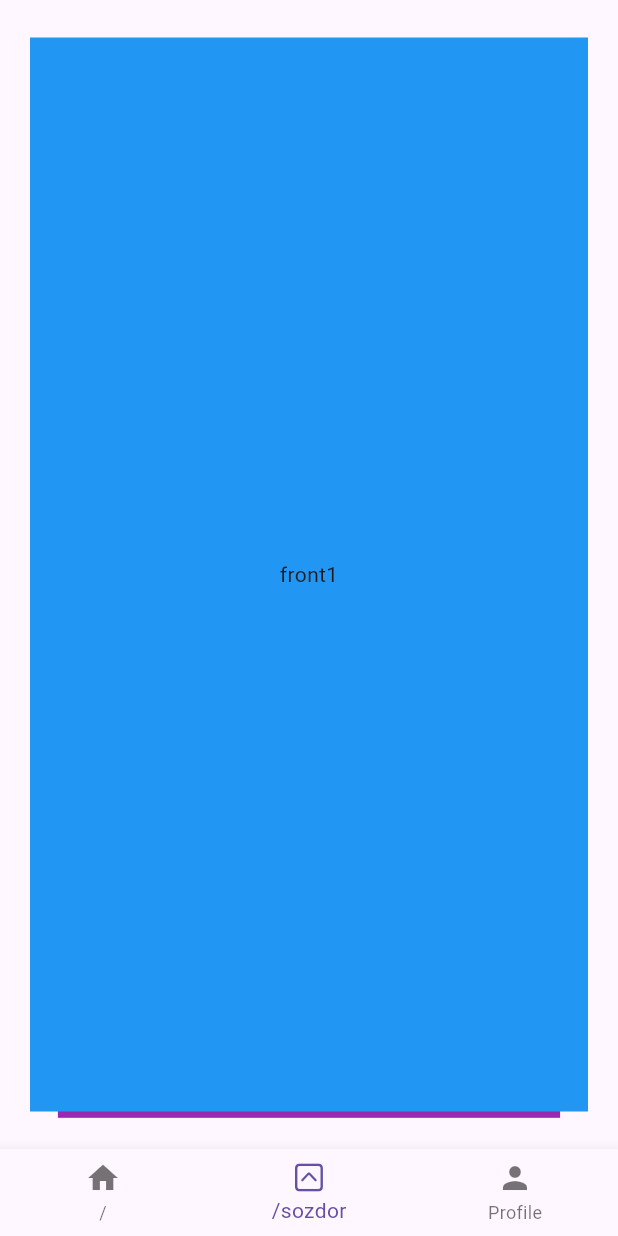
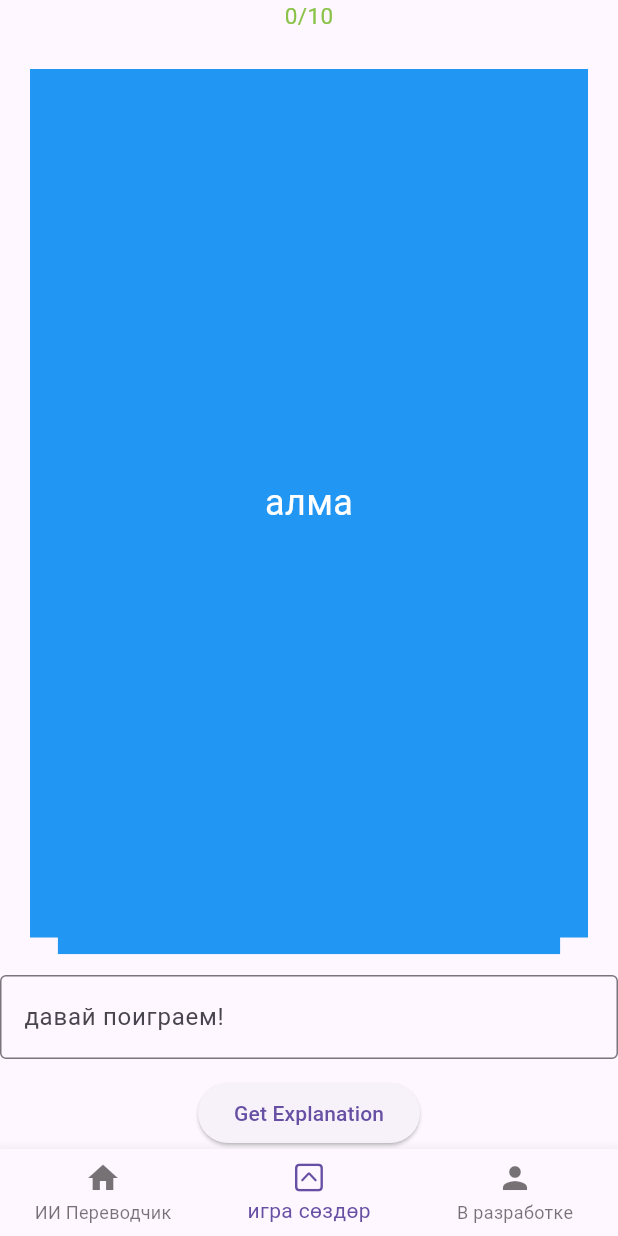
Before and after one commit to Kriptos23/kyrgyz_dictionary, a Flutter app: the DailyWords screen opened by its route, on a phone screen of 412 x 824 dp. Run offline on Flutter 3.47's test engine with Material 3 defaults, Android fonts, the phone set to English and light mode, and no system bars; drawn by our look-alikes of flip_card, flutter_card_swiper.

Commit message:
now the color of the word card changes if you got the translation right, also fixed right answers counter on the top of the screen of игра создор screen <3

```diff
--- /dev/null
+++ b/lib/Screens/daily_words.dart
@@ -0,0 +1,130 @@
+import 'package:flip_card/flip_card.dart';
+import 'package:flutter/material.dart';
+import 'package:flutter_card_swiper/flutter_card_swiper.dart';
+import 'package:flutter/cupertino.dart';
+import '../botttom_nav_bar.dart';
+import 'package:kyrgyz_dictionary/list_of_words.dart';
+import 'package:kyrgyz_dictionary/flip_cards.dart';
+
+class DailyWords extends StatefulWidget {
+  const DailyWords({super.key});
+
+  @override
+  State<DailyWords> createState() => _DailyWordsState();
+}
+
+class _DailyWordsState extends State<DailyWords> {
+  BottomNavBar bottomNavBarWidget = BottomNavBar(1);
+
+  final CardSwiperController controller = CardSwiperController();
+
+  final TextEditingController _textController = TextEditingController();
+
+  int cardIndex = 0;
+
+  int rightAnswersCounter = 0;
+  bool isNewCard = true;
+
+
+
+  bool _onSwipe(int index){
+    // final flipC = cards[index];
+    // if(flipC.isItFront == false){
+    //   return true;
+    // }
+    // else{
+    //   return false;
+    // }
+    return false;
+  }
+
+
+  @override
+  Widget build(BuildContext context) {
+    return SafeArea(
+      child: Scaffold(
+        bottomNavigationBar: bottomNavBarWidget.buildBottomNavBar(context, setState),
+        body: Column(
+          children: [
+            Text('$rightAnswersCounter/10', style: TextStyle(color: Colors.lightGreen, fontSize: 15),),
+            Flexible(
+              child: CardSwiper(
+                isDisabled: _onSwipe(0),
+                cardsCount: easyWords.length,
+                cardBuilder: (context, index, percentThresholdX, percentThresholdY) => buildFlipCards()[index],
+                onSwipe: (previousIndex, currentIndex, direction) {
+                  cardIndex = currentIndex!;
+                  isNewCard = true;
+                  return true; // 👈 must return true to allow the swipe
+                },
+              ),
+            ),
+            TextField(
+              controller: _textController,
+              decoration: InputDecoration(
+                labelText: "давай поиграем!",
+                border: OutlineInputBorder(),
+              ),
+            ),
+            SizedBox(height: 12),
+            ElevatedButton(
+              onPressed: () {
+                if(_textController.text.trim() == easyWords[cardIndex].rusTrans){
+                  // buildFlipCards()[0].toggleCard();
+                  showDialog(
+                    context: context,
+                    builder: (BuildContext context) {
+                      return AlertDialog(
+                        title: const Text("Азамат!", style: TextStyle(color: Colors.lightGreen),),
+                        content: const Text("You are right!"),
+                        actions: [
+                          TextButton(
+                            onPressed: () {
+                              Navigator.of(context).pop(); // closes the popup
+                              setState((){
+                                // if(isNewCard == true && rightAnswersCounter<10){
+                                //   rightAnswersCounter++;
+                                // }
+                                if(!easyWords[cardIndex].isCorrectlyAnswered){
+                                  easyWords[cardIndex].isCorrectlyAnswered = true;
+                                  rightAnswersCounter++;
+                                  easyWords[cardIndex].changeColorIfRight = Colors.lightGreen;
+                                }
+                              });
+                              isNewCard = false;
+                            },
+                            child: const Text("Close"),
+                          ),
+                        ],
+                      );
+                    },
+                  );
+                }
+                else{
+                  showDialog(
+                    context: context,
+                    builder: (BuildContext context) {
+                      return AlertDialog(
+                        title: const Text("Жок ай", style: TextStyle(color: Colors.red)),
+                        content: const Text("Try again!"),
+                        actions: [
+                          TextButton(
+                            onPressed: () {
+                              Navigator.of(context).pop(); // closes the popup
+                            },
+                            child: const Text("Close"),
+                          ),
+                        ],
+                      );
+                    },
+                  );
+                }
+              },
+              child: Text("Get Explanation"),
+            ),
+          ],
+        ),
+      ),
+    );
+  }
+}
--- a/lib/sozduk_screen.dart
+++ b/lib/Screens/sozduk_screen.dart
@@ -1,7 +1,7 @@
 import 'package:flutter/material.dart';
-import 'api_service.dart';
+import '../api_service.dart';
 import 'package:flutter/cupertino.dart';
-import 'botttom_nav_bar.dart';
+import '../botttom_nav_bar.dart';
 
 class SozdukScreen extends StatefulWidget {
   const SozdukScreen({super.key});
--- /dev/null
+++ b/lib/Screens/words_class.dart
@@ -0,0 +1,15 @@
+import 'package:flutter/material.dart';
+
+class Words{
+  String? word;
+  String? rusTrans;
+  String? img;
+  bool isCorrectlyAnswered;
+  Color changeColorIfRight;
+
+
+  Words({required this.word, required this.rusTrans, required this.img, this.isCorrectlyAnswered=false, this.changeColorIfRight
+  = Colors.blue});
+
+
+}
--- a/lib/botttom_nav_bar.dart
+++ b/lib/botttom_nav_bar.dart
@@ -21,9 +21,9 @@ class BottomNavBar{
       currentIndex: _currentIndex,
       onTap:(index) => _onTabTapped(index, context, updater),
       items: const [
-        BottomNavigationBarItem(icon: Icon(Icons.home), label: "/"),
-        BottomNavigationBarItem(icon: Icon(CupertinoIcons.chevron_up_square), label: "/sozdor"),
-        BottomNavigationBarItem(icon: Icon(Icons.person), label: "Profile"),
+        BottomNavigationBarItem(icon: Icon(Icons.home), label: "ИИ Переводчик"),
+        BottomNavigationBarItem(icon: Icon(CupertinoIcons.chevron_up_square), label: "игра сөздөр"),
+        BottomNavigationBarItem(icon: Icon(Icons.person), label: "В разработке"),
       ],);
   }
 }
--- a/lib/daily_words.dart
+++ /dev/null
@@ -1,106 +0,0 @@
-import 'package:flip_card/flip_card.dart';
-import 'package:flutter/material.dart';
-import 'package:flutter_card_swiper/flutter_card_swiper.dart';
-import 'package:flutter/cupertino.dart';
-import 'botttom_nav_bar.dart';
-
-class DailyWords extends StatefulWidget {
-  const DailyWords({super.key});
-
-  @override
-  State<DailyWords> createState() => _DailyWordsState();
-}
-
-class _DailyWordsState extends State<DailyWords> {
-  BottomNavBar bottomNavBarWidget = BottomNavBar(1);
-
-  final CardSwiperController controller = CardSwiperController();
-
-
-
-  bool _onSwipe(int index){
-    // final flipC = cards[index];
-    // if(flipC.isItFront == false){
-    //   return true;
-    // }
-    // else{
-    //   return false;
-    // }
-    return false;
-  }
-  GlobalKey<FlipCardState> key1 = GlobalKey<FlipCardState>();
-  List<FlipCard> cards = [
-    FlipCard(
-      key:  const ValueKey('card1'),
-      fill: Fill.fillBack,
-      // Fill the back side of the card to make in the same size as the front.
-      direction: FlipDirection.VERTICAL,
-      // default
-      side: CardSide.FRONT,
-      // The side to initially display.
-      front: Container(
-        alignment: Alignment.center,
-        child: const Text('front1'),
-        color: Colors.blue,
-        isSwipable: true,
-      ),
-      back: Container(
-        alignment: Alignment.center,
-        child: const Text('back1'),
-        color: Colors.red,
-        isSwipable: false,
-      ),
-    ),
-    FlipCard(
-      key:  const ValueKey('card2'),
-      fill: Fill.fillBack,
-      // Fill the back side of the card to make in the same size as the front.
-      direction: FlipDirection.VERTICAL,
-      // default
-      side: CardSide.FRONT,
-      // The side to initially display.
-      front:     Container(
-        alignment: Alignment.center,
-        child: const Text('front2'),
-        color: Colors.purple,
-      ),
-      back:     Container(
-        alignment: Alignment.center,
-        child: const Text('back2'),
-        color: Colors.yellow,
-      ),
-    ),
-    FlipCard(
-      fill: Fill.fillBack,
-      // Fill the back side of the card to make in the same size as the front.
-      direction: FlipDirection.VERTICAL,
-      // default
-      side: CardSide.FRONT,
-      // The side to initially display.
-      front:     Container(
-        alignment: Alignment.center,
-        child: const Text('front3'),
-        color: Colors.grey,
-      ),
-      back:     Container(
-        alignment: Alignment.center,
-        child: const Text('back3'),
-        color: Colors.green,
-      ),
-    ),
-  ];
-
-  @override
-  Widget build(BuildContext context) {
-    return Scaffold(
-      bottomNavigationBar: bottomNavBarWidget.buildBottomNavBar(context, setState),
-      body: Flexible(
-        child: CardSwiper(
-          isDisabled: _onSwipe(0),
-          cardsCount: cards.length,
-          cardBuilder: (context, index, percentThresholdX, percentThresholdY) => cards[index],
-        ),
-      ),
-    );
-  }
-}
--- /dev/null
+++ b/lib/flip_cards.dart
@@ -0,0 +1,35 @@
+import 'package:flip_card/flip_card.dart';
+import 'package:kyrgyz_dictionary/Screens/words_class.dart';
+import 'package:flutter/material.dart';
+
+
+import 'package:kyrgyz_dictionary/list_of_words.dart';
+
+List<FlipCard> buildFlipCards() {
+  List<FlipCard> cards = [];
+  for (var i = 0; i < easyWords.length; i++) {
+    cards.add(
+      FlipCard(
+        key: ValueKey('card$i'),
+        front: Container(
+          alignment: Alignment.center,
+          color: easyWords[i].changeColorIfRight,
+          child: Text(
+            '${easyWords[i].word}',
+            style: const TextStyle(fontSize: 24, color: Colors.white),
+          ),
+        ),
+        back: Container(
+          alignment: Alignment.center,
+          color: Colors.green,
+          child: Text(
+            '${easyWords[i].rusTrans}',
+            style: const TextStyle(fontSize: 24, color: Colors.white),
+          ),
+        ),
+      ),
+    );
+  }
+
+  return cards;
+}
--- /dev/null
+++ b/lib/list_of_words.dart
@@ -0,0 +1,54 @@
+import 'package:kyrgyz_dictionary/Screens/words_class.dart';
+
+List<Words> easyWords = [
+  Words(
+    word: "алма",
+    rusTrans: "яблоко",
+    img: "https://example.com/apple.png",
+  ),
+  Words(
+    word: "ит",
+    rusTrans: "собака",
+    img: "https://example.com/dog.png",
+  ),
+  Words(
+    word: "мышык",
+    rusTrans: "кошка",
+    img: " ", // cat
+  ),
+  Words(
+    word: "куш",
+    rusTrans: "птица",
+    img: " ", // bird
+  ),
+  Words(
+    word: "балык",
+    rusTrans: "рыба",
+    img: " ", // fish
+  ),
+  Words(
+    word: "үй",
+    rusTrans: "дом",
+    img: " ", // house
+  ),
+  Words(
+    word: "китеп",
+    rusTrans: "книга",
+    img: " ", // book
+  ),
+  Words(
+    word: "стол",
+    rusTrans: "стол",
+    img: " ", // table
+  ),
+  Words(
+    word: "сүт",
+    rusTrans: "молоко",
+    img: " ", // milk
+  ),
+  Words(
+    word: "нан",
+    rusTrans: "хлеб",
+    img: " ", // bread
+  ),
+];
--- a/lib/main.dart
+++ b/lib/main.dart
@@ -1,6 +1,6 @@
 import 'package:flutter/material.dart';
-import 'package:kyrgyz_dictionary/daily_words.dart';
-import 'sozduk_screen.dart';
+import 'package:kyrgyz_dictionary/Screens/daily_words.dart';
+import 'Screens/sozduk_screen.dart';
 
 void main() {
   runApp(MyApp());
```
